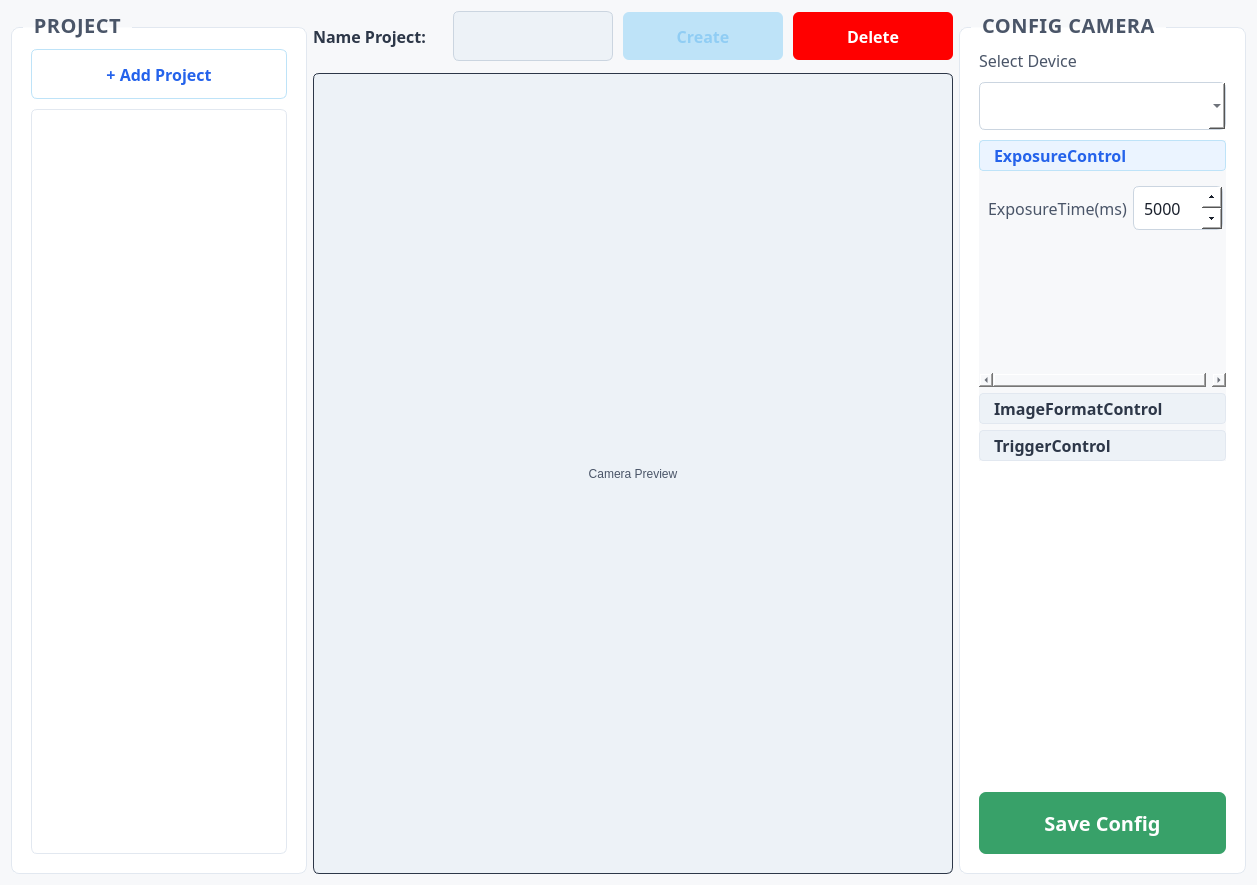
Qt form ui/ui/project_tab.ui (ADPL-190400/bottle-inspection) before a commit.
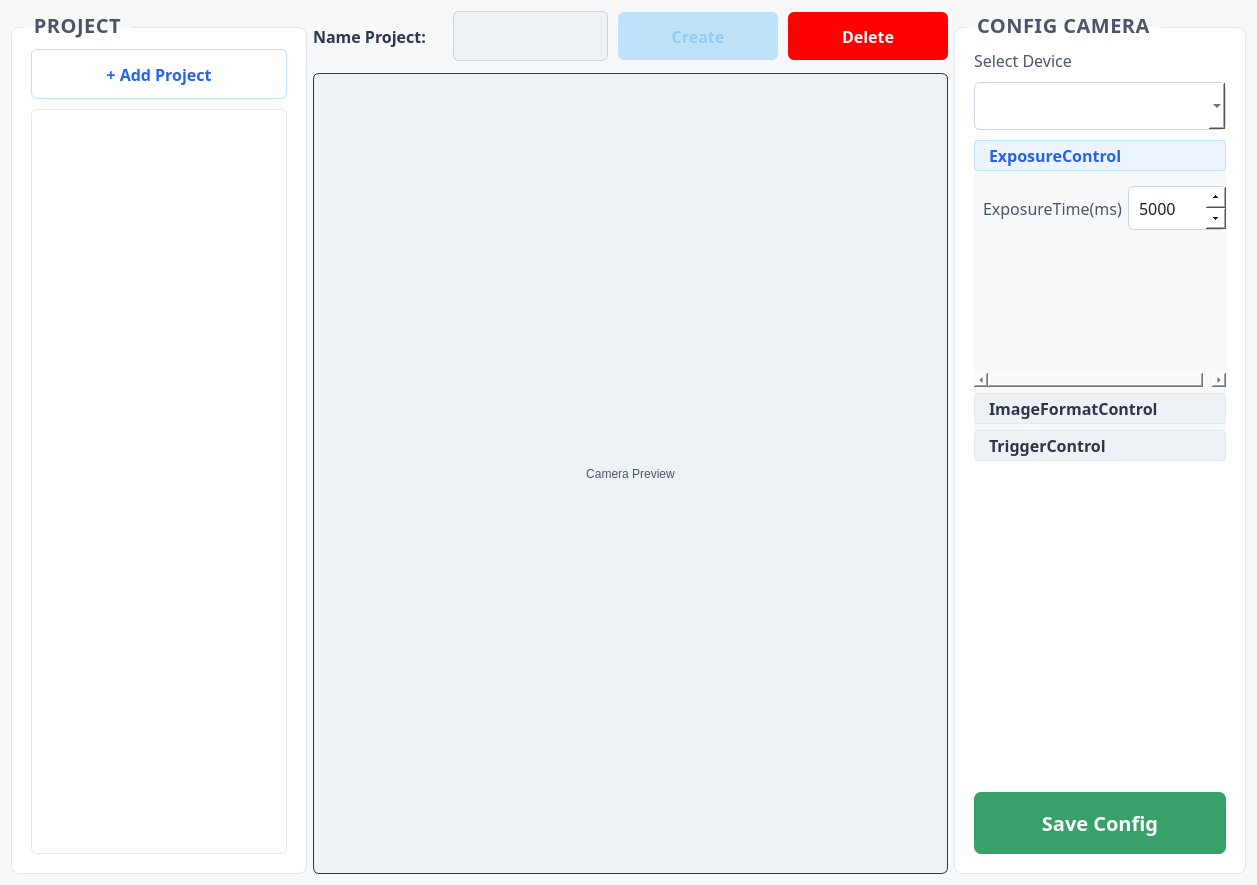
The same form after that commit.

Commit message: update ui project_tab

Patch:
```diff
--- a/ui/ui/project_tab.ui
+++ b/ui/ui/project_tab.ui
@@ -542,7 +542,7 @@
                <number>1</number>
               </property>
               <property name="maximum">
-               <number>10000</number>
+               <number>100000</number>
               </property>
               <property name="singleStep">
                <number>1</number>
```
